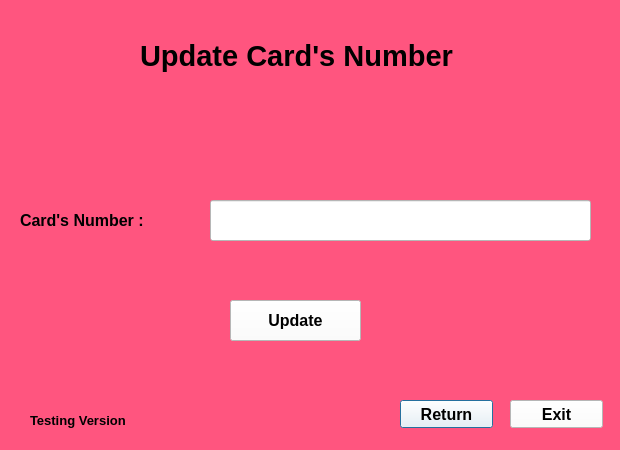
Louay-Barraq/PasswordAndCreditCard-Manager, file update_card_number.ui: the form before one commit.
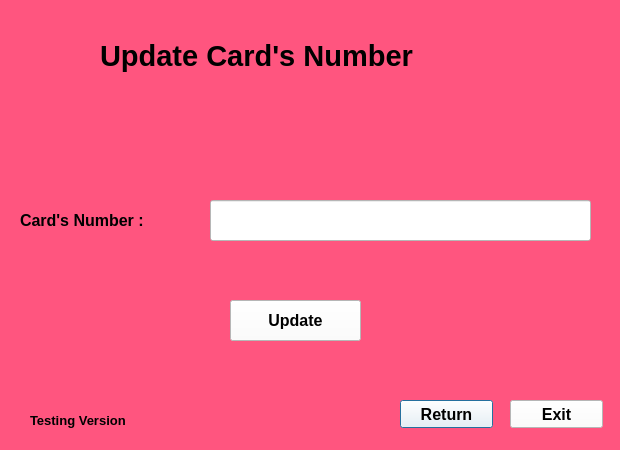
The form after the commit.

Diff of the .ui file:
```diff
--- a/update_card_number.ui
+++ b/update_card_number.ui
@@ -19,9 +19,9 @@
   <widget class="QLabel" name="label_4">
    <property name="geometry">
     <rect>
-     <x>140</x>
+     <x>100</x>
      <y>20</y>
-     <width>381</width>
+     <width>561</width>
      <height>71</height>
     </rect>
    </property>
```
